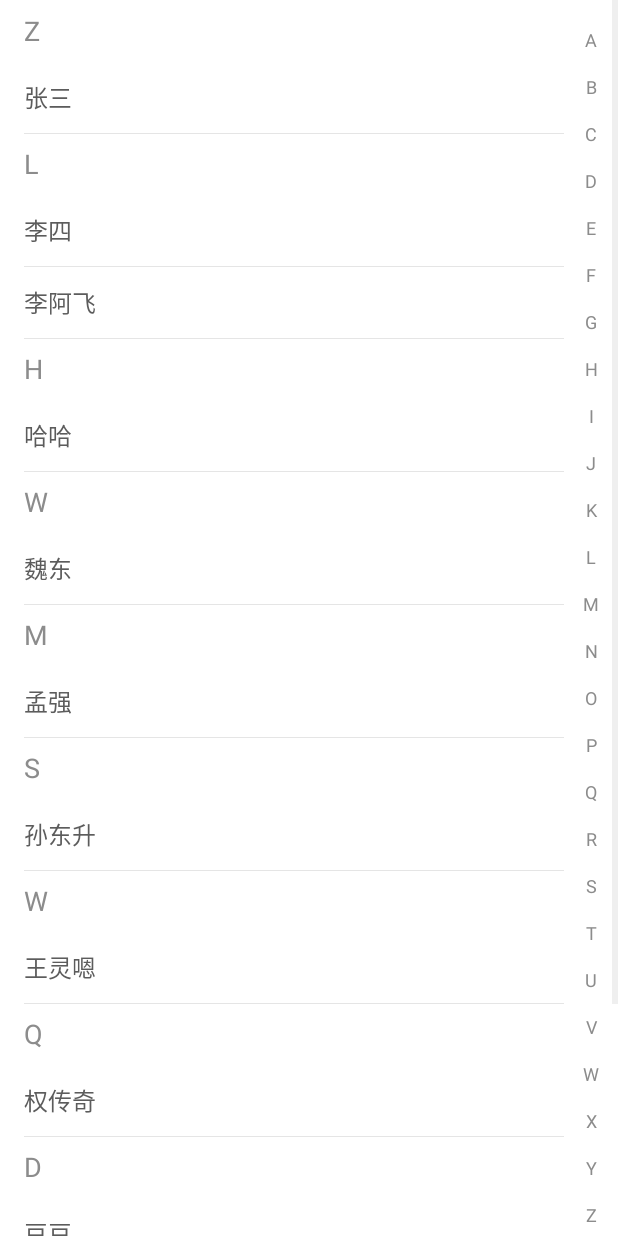
After one commit to payne1107/Test, an Android app: the LetterSearchActivity screen opened directly, with no data from a screen before it, on a phone screen of 412 x 824 dp. The commit adds this screen. Run offline under Robolectric (Android 15) with nearby library versions, the phone set to English and light mode, and no system bars.

Commit message:
添加字母检索功能
新增类似联系人字母检索功能

```diff
--- a/app/src/main/AndroidManifest.xml
+++ b/app/src/main/AndroidManifest.xml
@@ -71,6 +71,10 @@
             android:name=".activity.BannerClickActivity"
             android:screenOrientation="portrait" />
 
+        <activity
+            android:name=".activity.LetterSearchActivity"
+            android:screenOrientation="portrait" />
+
         <service android:name=".service.DownloadService" />
     </application>
 
--- a/app/src/main/java/test/wd/com/demo/MainActivity.java
+++ b/app/src/main/java/test/wd/com/demo/MainActivity.java
@@ -13,6 +13,7 @@ import java.util.List;
 
 import test.wd.com.demo.activity.BannerClickActivity;
 import test.wd.com.demo.activity.ImeiInfoActivity;
+import test.wd.com.demo.activity.LetterSearchActivity;
 import test.wd.com.demo.activity.PermissionActivity;
 import test.wd.com.demo.activity.StatusBarActivity;
 import test.wd.com.demo.activity.StepActivity;
@@ -39,12 +40,14 @@ public class MainActivity extends FragmentActivity implements View.OnClickListen
         Button btnStatus = (Button) findViewById(R.id.btn_status);
         Button btnIMEI = (Button) findViewById(R.id.btn_imei);
         Button btnAndroidJS = (Button) findViewById(R.id.btn_andriod_Js);
+        Button btnLetterSearch = (Button) findViewById(R.id.btn_Letter_search);
         btn_perimission.setOnClickListener(this);
         btnStep.setOnClickListener(this);
         btnUpdateApk.setOnClickListener(this);
         btnStatus.setOnClickListener(this);
         btnIMEI.setOnClickListener(this);
         btnAndroidJS.setOnClickListener(this);
+        btnLetterSearch.setOnClickListener(this);
     }
 
 
@@ -70,6 +73,10 @@ public class MainActivity extends FragmentActivity implements View.OnClickListen
             case R.id.btn_andriod_Js:
                 startActivity(new Intent(mContext, BannerClickActivity.class));
                 break;
+            case R.id.btn_Letter_search:
+                //字母检索
+                startActivity(new Intent(mContext, LetterSearchActivity.class));
+                break;
         }
     }
 }
--- /dev/null
+++ b/app/src/main/java/test/wd/com/demo/activity/LetterSearchActivity.java
@@ -0,0 +1,115 @@
+package test.wd.com.demo.activity;
+
+import android.os.Bundle;
+import android.support.annotation.Nullable;
+import android.support.v4.app.FragmentActivity;
+import android.widget.ListView;
+import android.widget.TextView;
+
+import java.util.ArrayList;
+import java.util.List;
+
+import test.wd.com.demo.R;
+import test.wd.com.demo.adapter.LetterSearchAdapter;
+import test.wd.com.demo.bean.Contacts;
+import test.wd.com.demo.widget.SideLetterBar;
+
+/**
+ * Created by 92457 on 2018/5/9.
+ */
+
+public class LetterSearchActivity extends FragmentActivity {
+
+    private SideLetterBar mLetterBar;
+    private List<Contacts> mList = new ArrayList<>();
+    private ListView mListView;
+    private LetterSearchAdapter adapter;
+
+
+    @Override
+    protected void onCreate(@Nullable Bundle savedInstanceState) {
+        super.onCreate(savedInstanceState);
+        setContentView(R.layout.activity_letter_search);
+
+
+        TextView overlay = (TextView) findViewById(R.id.tv_letter_overlay);
+        mLetterBar = (SideLetterBar) findViewById(R.id.side_letter_bar);
+        mLetterBar.setOverlay(overlay);
+        mLetterBar.setOnLetterChangedListener(new SideLetterBar.OnLetterChangedListener() {
+            @Override
+            public void onLetterChanged(String letter) {
+                int position = adapter.getLetterPosition(letter);
+                mListView.setSelection(position);
+            }
+        });
+        initData();
+    }
+
+
+    private void initData() {
+        Contacts contacts1 = new Contacts();
+        Contacts contacts2 = new Contacts();
+        Contacts contacts3 = new Contacts();
+        Contacts contacts4 = new Contacts();
+        Contacts contacts5 = new Contacts();
+        Contacts contacts6 = new Contacts();
+        Contacts contacts7 = new Contacts();
+        Contacts contacts8 = new Contacts();
+        Contacts contacts9 = new Contacts();
+        Contacts contacts10 = new Contacts();
+        Contacts contacts11 = new Contacts();
+        Contacts contacts12 = new Contacts();
+        contacts1.setName("张三");
+        contacts1.setPinyin("zhangsan");
+        contacts2.setName("李四");
+        contacts2.setPinyin("lisi");
+        contacts7.setName("李阿飞");
+        contacts7.setPinyin("liafei");
+
+        contacts3.setName("哈哈");
+        contacts3.setPinyin("haha");
+
+        contacts4.setName("魏东");
+        contacts4.setPinyin("weidong");
+
+        contacts5.setName("孟强");
+        contacts5.setPinyin("mengqiang");
+
+        contacts6.setName("孙东升");
+        contacts6.setPinyin("sundongsheng");
+
+        contacts8.setName("王灵嗯");
+        contacts8.setPinyin("wanglingen");
+
+        contacts9.setName("权传奇");
+        contacts9.setPinyin("quanchuanqi");
+
+        contacts10.setName("豆豆");
+        contacts10.setPinyin("doudou");
+
+        contacts11.setName("嗷嗷");
+        contacts11.setPinyin("aa");
+
+        contacts12.setName("八点");
+        contacts12.setPinyin("badian");
+
+
+        mList.add(contacts1);
+        mList.add(contacts2);
+        mList.add(contacts7);
+        mList.add(contacts3);
+        mList.add(contacts4);
+        mList.add(contacts5);
+        mList.add(contacts6);
+
+        mList.add(contacts8);
+        mList.add(contacts9);
+        mList.add(contacts10);
+        mList.add(contacts11);
+        mList.add(contacts12);
+
+        adapter = new LetterSearchAdapter(this,mList);
+        mListView = (ListView) findViewById(R.id.listview_all_city);
+        mListView.setAdapter(adapter);
+    }
+}
--- /dev/null
+++ b/app/src/main/java/test/wd/com/demo/adapter/LetterSearchAdapter.java
@@ -0,0 +1,113 @@
+package test.wd.com.demo.adapter;
+
+import android.content.Context;
+import android.text.TextUtils;
+import android.util.Log;
+import android.view.LayoutInflater;
+import android.view.View;
+import android.view.ViewGroup;
+import android.widget.BaseAdapter;
+import android.widget.TextView;
+
+import java.util.HashMap;
+import java.util.List;
+
+import test.wd.com.demo.R;
+import test.wd.com.demo.bean.Contacts;
+import test.wd.com.demo.utils.PinyinUtils;
+
+/**
+ * Created by 92457 on 2018/5/9.
+ */
+
+public class LetterSearchAdapter extends BaseAdapter{
+    private final String[] sections;
+    private final HashMap<String, Integer> letterIndexes;
+    private Context mContext;
+    private List<Contacts> mList;
+    private LayoutInflater inflater;
+    public LetterSearchAdapter(Context context, List<Contacts> list) {
+        this.mContext = context;
+        this.mList = list;
+        this.inflater = LayoutInflater.from(mContext);
+        int size = mList.size();
+        sections = new String[size];
+        letterIndexes = new HashMap<>();
+        for (int index = 0;index<mList.size();index++) {
+            //当前城市拼音首字母
+            String currentLetter = PinyinUtils.getFirstLetter(mList.get(index).getPinyin());
+            //上个首字母，如果不存在设为""
+            String previousLetter = index >= 1 ? PinyinUtils.getFirstLetter(mList.get(index - 1).getPinyin()) : "";
+            if (!TextUtils.equals(currentLetter, previousLetter)){
+                letterIndexes.put(currentLetter, index);
+                sections[index] = currentLetter;
+            }
+        }
+    }
+
+    /**
+     * 获取字母索引的位置
+     * @param letter
+     * @return
+     */
+    public int getLetterPosition(String letter){
+        Integer integer = letterIndexes.get(letter);
+        return integer == null ? -1 : integer;
+    }
+
+    @Override
+    public int getCount() {
+        return mList.size();
+    }
+
+    @Override
+    public Object getItem(int position) {
+        return mList.get(position);
+    }
+
+    @Override
+    public long getItemId(int position) {
+        return position;
+    }
+
+    @Override
+    public View getView(int position, View convertView, ViewGroup parent) {
+        CityViewHolder holder;
+        if (convertView == null) {
+            convertView = inflater.inflate(R.layout.cp_item_city_listview, parent, false);
+            holder = new CityViewHolder();
+            holder.letter = (TextView) convertView.findViewById(R.id.tv_item_city_listview_letter);
+            holder.name = (TextView) convertView.findViewById(R.id.tv_item_city_listview_name);
+            convertView.setTag(holder);
+        }else{
+            holder = (CityViewHolder) convertView.getTag();
+        }
+//        if (position >= 1){
+            final String city = mList.get(position).getName();
+            holder.name.setText(city);
+            String currentLetter = PinyinUtils.getFirstLetter(mList.get(position).getPinyin());
+            String previousLetter = position >= 1 ? PinyinUtils.getFirstLetter(mList.get(position - 1).getPinyin()) : "";
+            Log.d("Dong", "currentLetter:" + currentLetter + "previousLetter :" +previousLetter);
+            if (!TextUtils.equals(currentLetter, previousLetter)){
+                holder.letter.setVisibility(View.VISIBLE);
+                holder.letter.setText(currentLetter);
+            }else{
+                holder.letter.setVisibility(View.GONE);
+            }
+//            holder.name.setOnClickListener(new View.OnClickListener() {
+//                @Override
+//                public void onClick(View v) {
+//                    if (onCityClickListener != null){
+//                        onCityClickListener.onCityClick(city);
+//                    }
+//                }
+//            });
+//        }
+        return convertView;
+    }
+
+    public static class CityViewHolder{
+        TextView letter;
+        TextView name;
+    }
+}
--- /dev/null
+++ b/app/src/main/java/test/wd/com/demo/bean/Contacts.java
@@ -0,0 +1,33 @@
+package test.wd.com.demo.bean;
+
+/**
+ * Created by 92457 on 2018/5/9.
+ */
+
+public class Contacts {
+    private String name;
+    private String pinyin;
+
+    public Contacts() {}
+
+    public Contacts(String name, String pinyin) {
+        this.name = name;
+        this.pinyin = pinyin;
+    }
+
+    public String getName() {
+        return name;
+    }
+
+    public void setName(String name) {
+        this.name = name;
+    }
+
+    public String getPinyin() {
+        return pinyin;
+    }
+
+    public void setPinyin(String pinyin) {
+        this.pinyin = pinyin;
+    }
+}
--- /dev/null
+++ b/app/src/main/java/test/wd/com/demo/utils/PinyinUtils.java
@@ -0,0 +1,29 @@
+package test.wd.com.demo.utils;
+
+import android.text.TextUtils;
+
+import java.util.regex.Pattern;
+
+/**
+ * author zaaach on 2016/1/28.
+ */
+public class PinyinUtils {
+    /**
+     * 获取拼音的首字母（大写）
+     * @param pinyin
+     * @return
+     */
+    public static String getFirstLetter(final String pinyin){
+        if (TextUtils.isEmpty(pinyin)) return "定位";
+        String c = pinyin.substring(0, 1);
+        Pattern pattern = Pattern.compile("^[A-Za-z]+$");
+        if (pattern.matcher(c).matches()){
+            return c.toUpperCase();
+        } else if ("0".equals(c)){
+            return "定位";
+        } else if ("1".equals(c)){
+            return "热门";
+        }
+        return "定位";
+    }
+}
--- /dev/null
+++ b/app/src/main/java/test/wd/com/demo/widget/SideLetterBar.java
@@ -0,0 +1,131 @@
+package test.wd.com.demo.widget;
+
+import android.content.Context;
+import android.graphics.Canvas;
+import android.graphics.Color;
+import android.graphics.Paint;
+import android.util.AttributeSet;
+import android.view.MotionEvent;
+import android.view.View;
+import android.widget.TextView;
+
+import test.wd.com.demo.R;
+
+
+public class SideLetterBar extends View {
+    private static final String[] b = {"A", "B", "C", "D", "E", "F", "G", "H", "I", "J", "K", "L", "M", "N", "O", "P", "Q", "R", "S", "T", "U", "V", "W", "X", "Y", "Z"};
+    private int choose = -1;
+    private Paint paint = new Paint();
+    private boolean showBg = false;
+    private OnLetterChangedListener onLetterChangedListener;
+    private TextView overlay;
+
+    public SideLetterBar(Context context, AttributeSet attrs, int defStyle) {
+        super(context, attrs, defStyle);
+    }
+
+    public SideLetterBar(Context context, AttributeSet attrs) {
+        super(context, attrs);
+    }
+
+    public SideLetterBar(Context context) {
+        super(context);
+    }
+
+    /**
+     * 设置悬浮的textview
+     * @param overlay
+     */
+    public void setOverlay(TextView overlay){
+        this.overlay = overlay;
+    }
+
+    @SuppressWarnings("deprecation")
+    @Override
+    protected void onDraw(Canvas canvas) {
+        super.onDraw(canvas);
+        if (showBg) {
+            canvas.drawColor(Color.TRANSPARENT);
+        }
+
+        int height = getHeight();
+        int width = getWidth();
+        int singleHeight = height / b.length;
+        for (int i = 0; i < b.length; i++) {
+            paint.setTextSize(getResources().getDimension(R.dimen.side_letter_bar_letter_size));
+            paint.setColor(getResources().getColor(R.color.cp_gray));
+            paint.setAntiAlias(true);
+            if (i == choose) {
+                paint.setColor(getResources().getColor(R.color.cp_gray_deep));
+//                paint.setFakeBoldText(true);  //加粗
+            }
+            float xPos = width / 2 - paint.measureText(b[i]) / 2;
+            float yPos = singleHeight * i + singleHeight;
+            canvas.drawText(b[i], xPos, yPos, paint);
+            paint.reset();
+        }
+    }
+
+    @Override
+    public boolean dispatchTouchEvent(MotionEvent event) {
+        final int action = event.getAction();
+        final float y = event.getY();
+        final int oldChoose = choose;
+        final OnLetterChangedListener listener = onLetterChangedListener;
+        final int c = (int) (y / getHeight() * b.length);
+
+        switch (action) {
+            case MotionEvent.ACTION_DOWN:
+                showBg = true;
+                if (oldChoose != c && listener != null) {
+                    if (c >= 0 && c < b.length) {
+                        listener.onLetterChanged(b[c]);
+                        choose = c;
+                        invalidate();
+                        if (overlay != null){
+                            overlay.setVisibility(VISIBLE);
+                            overlay.setText(b[c]);
+                        }
+                    }
+                }
+
+                break;
+            case MotionEvent.ACTION_MOVE:
+                if (oldChoose != c && listener != null) {
+                    if (c >= 0 && c < b.length) {
+                        listener.onLetterChanged(b[c]);
+                        choose = c;
+                        invalidate();
+                        if (overlay != null){
+                            overlay.setVisibility(VISIBLE);
+                            overlay.setText(b[c]);
+                        }
+                    }
+                }
+                break;
+            case MotionEvent.ACTION_UP:
+                showBg = false;
+                choose = -1;
+                invalidate();
+                if (overlay != null){
+                    overlay.setVisibility(GONE);
+                }
+                break;
+        }
+        return true;
+    }
+
+    @Override
+    public boolean onTouchEvent(MotionEvent event) {
+        return super.onTouchEvent(event);
+    }
+
+    public void setOnLetterChangedListener(OnLetterChangedListener onLetterChangedListener) {
+        this.onLetterChangedListener = onLetterChangedListener;
+    }
+
+    public interface OnLetterChangedListener {
+        void onLetterChanged(String letter);
+    }
+
+}
--- /dev/null
+++ b/app/src/main/res/drawable/cp_overlay_bg.xml
@@ -0,0 +1,5 @@
+<?xml version="1.0" encoding="utf-8"?>
+<shape xmlns:android="http://schemas.android.com/apk/res/android">
+    <corners android:radius="8dp"/>
+    <solid android:color="@color/cp_alpha_gray"/>
+</shape>
--- /dev/null
+++ b/app/src/main/res/drawable/cp_search_box_bg.xml
@@ -0,0 +1,5 @@
+<?xml version="1.0" encoding="utf-8"?>
+<shape xmlns:android="http://schemas.android.com/apk/res/android">
+    <corners android:radius="6dp"/>
+    <solid android:color="@android:color/white"/>
+</shape>
--- /dev/null
+++ b/app/src/main/res/layout/activity_letter_search.xml
@@ -0,0 +1,54 @@
+<?xml version="1.0" encoding="utf-8"?>
+<LinearLayout xmlns:android="http://schemas.android.com/apk/res/android"
+    android:layout_width="match_parent"
+    android:layout_height="match_parent"
+    xmlns:tools="http://schemas.android.com/tools"
+    android:orientation="vertical">
+
+    <RelativeLayout
+        android:layout_width="match_parent"
+        android:layout_height="match_parent"
+        android:background="@android:color/white">
+        <ListView
+            android:id="@+id/listview_all_city"
+            android:layout_width="match_parent"
+            android:layout_height="match_parent"
+            android:cacheColorHint="@android:color/transparent"
+            android:listSelector="@android:color/transparent"
+            android:divider="@android:color/transparent"
+            android:dividerHeight="0dp"/>
+
+        <TextView
+            android:id="@+id/tv_letter_overlay"
+            android:layout_width="120dp"
+            android:layout_height="120dp"
+            android:gravity="center"
+            android:layout_centerInParent="true"
+            android:background="@drawable/cp_overlay_bg"
+            android:textSize="48sp"
+            android:textStyle="bold"
+            android:textColor="@android:color/white"
+            android:visibility="gone"/>
+
+        <test.wd.com.demo.widget.SideLetterBar
+            android:id="@+id/side_letter_bar"
+            android:layout_width="@dimen/side_letter_bar_width"
+            android:layout_height="match_parent"
+            android:layout_alignParentRight="true"
+            tools:ignore="RtlHardcoded" />
+
+        <ListView
+            android:id="@+id/listview_search_result"
+            android:layout_width="match_parent"
+            android:layout_height="match_parent"
+            android:background="@android:color/white"
+            android:cacheColorHint="@android:color/transparent"
+            android:listSelector="@android:color/transparent"
+            android:divider="@android:color/transparent"
+            android:dividerHeight="0dp"
+            android:visibility="gone"/>
+
+        <include layout="@layout/cp_view_no_search_result" />
+
+    </RelativeLayout>
+</LinearLayout>
--- a/app/src/main/res/layout/activity_main.xml
+++ b/app/src/main/res/layout/activity_main.xml
@@ -41,5 +41,10 @@
         android:text="Android调用JS"
         android:layout_width="match_parent"
         android:layout_height="40dp" />
+    <Button
+        android:id="@+id/btn_Letter_search"
+        android:text="字母检索"
+        android:layout_width="match_parent"
+        android:layout_height="40dp" />
 
 </LinearLayout>
--- /dev/null
+++ b/app/src/main/res/layout/cp_item_city_listview.xml
@@ -0,0 +1,32 @@
+<?xml version="1.0" encoding="utf-8"?>
+<LinearLayout xmlns:android="http://schemas.android.com/apk/res/android"
+    xmlns:tools="http://schemas.android.com/tools"
+    android:layout_width="match_parent"
+    android:layout_height="wrap_content"
+    android:orientation="vertical"
+    tools:ignore="RtlHardcoded">
+
+    <TextView
+        android:id="@+id/tv_item_city_listview_letter"
+        style="@style/LetterIndexTextViewStyle"
+        android:textSize="18sp"
+        android:clickable="false"/>
+
+    <TextView
+        android:id="@+id/tv_item_city_listview_name"
+        android:layout_width="match_parent"
+        android:layout_height="48dp"
+        android:paddingLeft="16dp"
+        android:paddingRight="@dimen/side_letter_bar_width"
+        android:background="?android:attr/selectableItemBackground"
+        android:clickable="true"
+        android:gravity="center_vertical"
+        android:textSize="@dimen/city_text_size"
+        android:textColor="@color/cp_gray_deep"/>
+    <View
+        android:layout_width="match_parent"
+        android:layout_height="1px"
+        android:layout_marginLeft="16dp"
+        android:layout_marginRight="@dimen/side_letter_bar_width"
+        android:background="@color/cp_divider"/>
+</LinearLayout>
--- /dev/null
+++ b/app/src/main/res/layout/cp_view_no_search_result.xml
@@ -0,0 +1,19 @@
+<?xml version="1.0" encoding="utf-8"?>
+<LinearLayout xmlns:android="http://schemas.android.com/apk/res/android"
+    xmlns:tools="http://schemas.android.com/tools"
+    android:id="@+id/empty_view"
+    android:layout_width="match_parent"
+    android:layout_height="match_parent"
+    android:gravity="center_horizontal"
+    android:background="@android:color/white"
+    android:visibility="gone"
+    tools:showIn="@layout/activity_letter_search">
+
+    <TextView
+        android:layout_width="wrap_content"
+        android:layout_height="wrap_content"
+        android:layout_marginTop="32dp"
+        android:text="没有数据"
+        android:textSize="16sp"
+        android:textColor="@color/cp_gray" />
+</LinearLayout>
--- a/app/src/main/res/values/colors.xml
+++ b/app/src/main/res/values/colors.xml
@@ -4,4 +4,16 @@
     <color name="colorPrimaryDark">#303F9F</color>
     <color name="colorAccent">#FF4081</color>
     <color name="ff6000">#ff6000</color>
+    <color name="cp_colorAccent">#F3F3F3</color>
+    <color name="cp_colorPrimary">@color/cp_colorAccent</color>
+    <color name="cp_colorPrimaryDark">@color/cp_colorAccent</color>
+
+    <color name="cp_divider">#E5E5E5</color>
+    <color name="cp_shadow">#AAEBEBEB</color>
+    <color name="cp_common_bg">#FAFAFA</color>
+    <color name="cp_content_bg">@color/cp_colorAccent</color>
+    <color name="cp_gray">#8c8c8c</color>
+    <color name="cp_gray_deep">#5c5c5c</color>
+    <color name="cp_alpha_gray">#CC646464</color>
+    <color name="cp_theme_gray">#646464</color>
 </resources>
--- /dev/null
+++ b/app/src/main/res/values/dimens.xml
@@ -0,0 +1,9 @@
+<resources>
+    <!-- Default screen margins, per the Android Design guidelines. -->
+    <dimen name="activity_horizontal_margin">16dp</dimen>
+    <dimen name="activity_vertical_margin">16dp</dimen>
+
+    <dimen name="side_letter_bar_letter_size">12sp</dimen>
+    <dimen name="side_letter_bar_width">36dp</dimen>
+    <dimen name="city_text_size">16sp</dimen>
+</resources>
--- a/app/src/main/res/values/styles.xml
+++ b/app/src/main/res/values/styles.xml
@@ -8,4 +8,14 @@
         <item name="colorAccent">@color/colorAccent</item>
     </style>
 
+    <style name="LetterIndexTextViewStyle">
+        <item name="android:layout_width">wrap_content</item>
+        <item name="android:layout_height">wrap_content</item>
+        <item name="android:paddingLeft">16dp</item>
+        <item name="android:paddingRight">@dimen/side_letter_bar_width</item>
+        <item name="android:paddingTop">8dp</item>
+        <item name="android:paddingBottom">8dp</item>
+        <item name="android:textSize">16sp</item>
+        <item name="android:textColor">@color/cp_gray</item>
+    </style>
 </resources>
```
Also changed, not shown: app/src/main/java/test/wd/com/demo/activity/StepActivity.java (+2 -2 lines), app/src/main/java/test/wd/com/demo/adapter/ItemRecycleViewAdapter.java (renamed from app/src/main/java/test/wd/com/demo/ItemRecycleViewAdapter.java, +3 -1 lines), app/src/main/java/test/wd/com/demo/adapter/TGTaskContentAdapter.java (renamed from app/src/main/java/test/wd/com/demo/TGTaskContentAdapter.java, +3 -1 lines), app/src/main/java/test/wd/com/demo/widget/DividerItemDecoration.java (renamed from app/src/main/java/test/wd/com/demo/DividerItemDecoration.java, +3 -1 lines).
